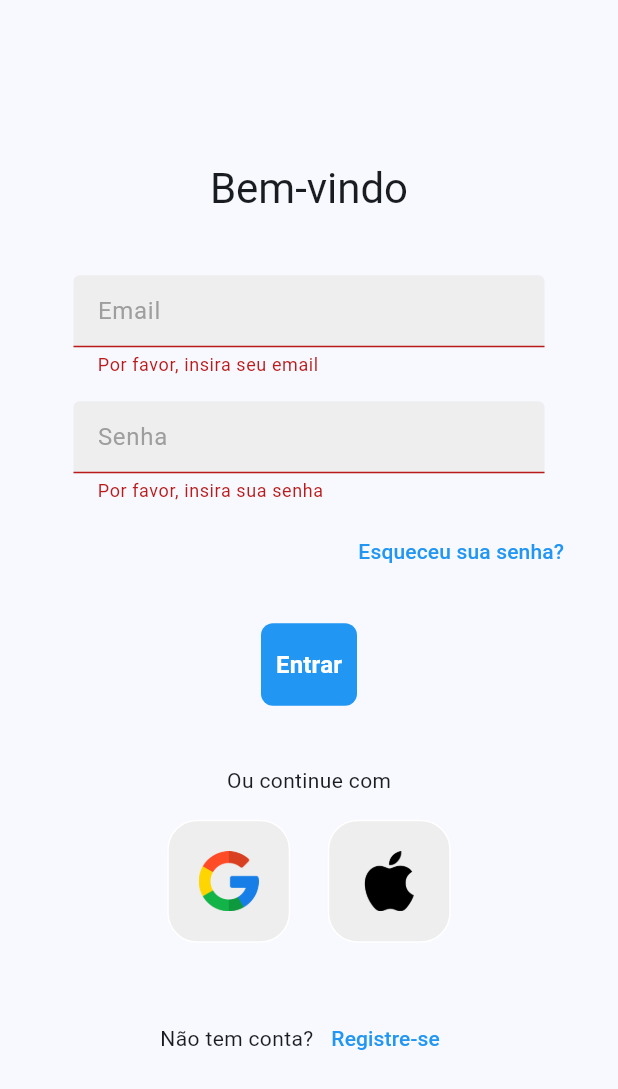
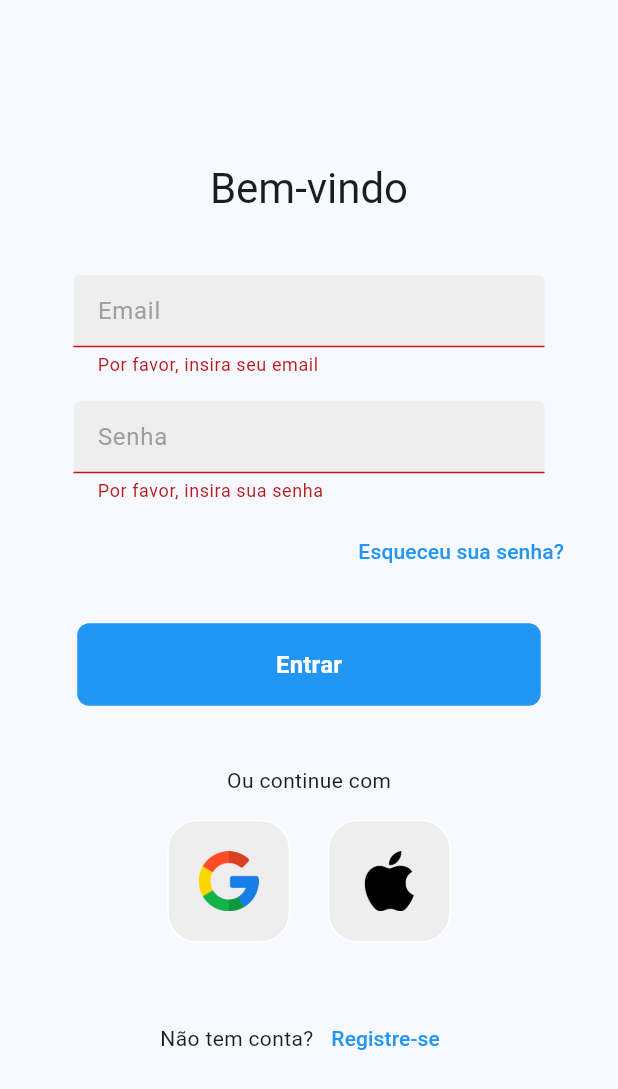
Before and after one commit to enrell/gym_project_app, a Flutter app: the LoginPage screen opened directly, after a tap on "Entrar", on a phone screen of 412 x 824 dp. Shown: the top 1089 px of the screen. Run offline on Flutter 3.47's test engine with Material 3 defaults, Android fonts, the light colour scheme and no system bars; our stand-ins replace flutter_dotenv, flutter_map, flutter_secure_storage, latlong2; missing offline and left inert: qr_code_scanner; accounts and stored records are empty; statements that could not run were skipped.

Commit message:
Refactor LoginPage to implement login functionality and navigate to HomePage on successful login

```diff
--- a/lib/pages/login_page.dart
+++ b/lib/pages/login_page.dart
@@ -5,7 +5,7 @@ import 'package:gym_project_app/components/square_tile.dart';
 import 'package:gym_project_app/pages/recovery_password.dart';
 import 'package:gym_project_app/pages/register.dart';
 import 'package:gym_project_app/services/api_service.dart';
-import 'package:gym_project_app/pages/gym_list_page.dart';
+import 'package:gym_project_app/pages/home_page.dart';
 
 class LoginPage extends StatelessWidget {
   LoginPage({super.key});
@@ -22,14 +22,12 @@ class LoginPage extends StatelessWidget {
           emailController.text,
           passwordController.text,
         );
-        ScaffoldMessenger.of(context).showSnackBar(
-          SnackBar(content: Text(result)),
-        );
-        // Navigate to GymListPage on successful login
+        if (result == 'Login successful') {
           Navigator.pushReplacement(
             context,
-          MaterialPageRoute(builder: (context) => const GymListPage()),
+            MaterialPageRoute(builder: (context) => const HomePage()),
           );
+        }
       } catch (e) {
         ScaffoldMessenger.of(context).showSnackBar(
           SnackBar(content: Text(e.toString())),
@@ -41,6 +39,7 @@ class LoginPage extends StatelessWidget {
   @override
   Widget build(BuildContext context) {
     final theme = Theme.of(context);
+    final screenWidth = MediaQuery.of(context).size.width;
 
     return Scaffold(
       body: SafeArea(
@@ -57,7 +56,9 @@ class LoginPage extends StatelessWidget {
                     style: theme.textTheme.headlineMedium,
                   ),
                   const SizedBox(height: 40),
-                  MyTextField(
+                  SizedBox(
+                    width: screenWidth * 0.9,
+                    child: MyTextField(
                       controller: emailController,
                       hintText: 'Email',
                       obscureText: false,
@@ -71,8 +72,11 @@ class LoginPage extends StatelessWidget {
                         return null;
                       },
                     ),
+                  ),
                   const SizedBox(height: 16),
-                  MyTextField(
+                  SizedBox(
+                    width: screenWidth * 0.9,
+                    child: MyTextField(
                       controller: passwordController,
                       hintText: 'Senha',
                       obscureText: true,
@@ -85,6 +89,7 @@ class LoginPage extends StatelessWidget {
                         }
                         return null;
                       },
+                    ),
                   ),
                   const SizedBox(height: 8),
                   Align(
@@ -105,6 +110,7 @@ class LoginPage extends StatelessWidget {
                   Button(
                     onTap: () => signUserIn(context),
                     text: 'Entrar',
+                    width: screenWidth * 0.75,
                   ),
                   const SizedBox(height: 40),
                   Text(
@@ -133,7 +139,7 @@ class LoginPage extends StatelessWidget {
                           Navigator.push(
                             context,
                             MaterialPageRoute(
-                              builder: (context) => RegisterPage(),
+                              builder: (context) => const RegisterPage(),
                             ),
                           );
                         },
```
Lines whose indentation alone changed are shown as unchanged.
